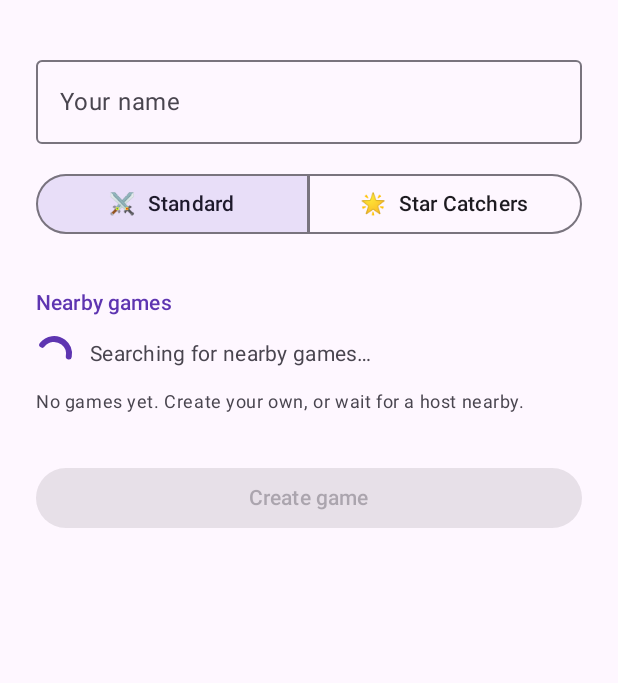
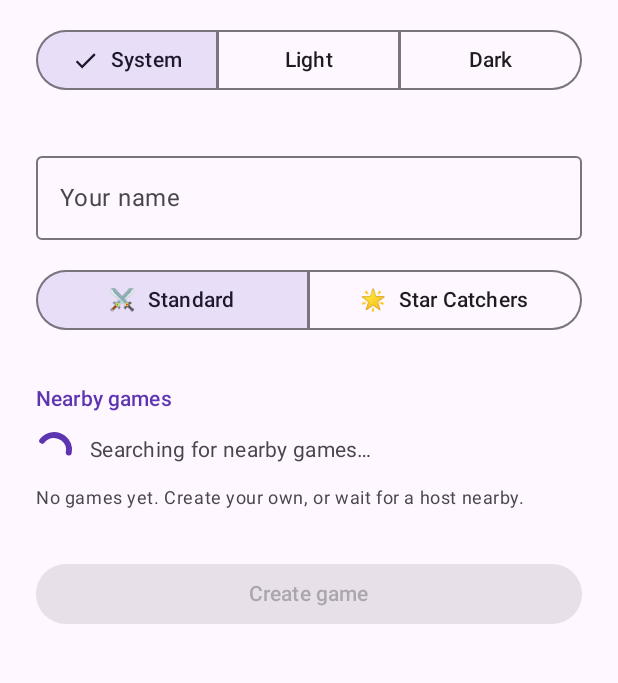
Before and after one commit to justb81/Compass-Duel, an Android app built with Jetpack Compose: the screen it shows after launch (MainActivity), on a phone screen of 412 x 824 dp, the part 96-779 px from its top. Run offline under Robolectric (Android 15) with nearby library versions, the phone set to English and light mode, and no system bars; our stand-ins replace Dagger/Hilt's generated code; libraries missing offline, so code that uses them is left out: com.google.android.gms; 2 statements that could not run were skipped.

Commit message:
feat: add selectable persisted theme and remember player name
Add a Jetpack DataStore preferences layer backing two settings:

- A user-selectable theme (System / Light / Dark, default System),
  exposed via SettingsViewModel and resolved into CompassDuelTheme at
  the app root. Selector lives on the home screen. Closes #37.
- The player name, restored on launch and re-persisted whenever the
  user hosts or joins.

https://claude.ai/code/session_01WMnZhvvxoCwquZcq8Joqp2

```diff
--- a/app/build.gradle.kts
+++ b/app/build.gradle.kts
@@ -64,6 +64,9 @@ dependencies {
     implementation(libs.navigation.compose)
     implementation(libs.hilt.navigation.compose)
 
+    // Persistence (theme preference + last-used player name)
+    implementation(libs.androidx.datastore.preferences)
+
     // Offline P2P transport (BLE + Wi-Fi)
     implementation(libs.play.services.nearby)
 
--- /dev/null
+++ b/app/src/main/java/com/justb81/compassduel/data/preferences/ThemePreference.kt
@@ -0,0 +1,24 @@
+package com.justb81.compassduel.data.preferences
+
+/**
+ * User-selectable app theme.
+ *
+ * [SYSTEM] follows the OS dark-mode setting (the historical default); [LIGHT]/[DARK] force a
+ * fixed scheme regardless of the system. Persisted by its stable [storageKey] — never persist the
+ * enum [ordinal], as reordering the constants would silently corrupt saved values.
+ */
+enum class ThemePreference(val storageKey: String) {
+    SYSTEM("system"),
+    LIGHT("light"),
+    DARK("dark"),
+    ;
+
+    companion object {
+        /** Falls back here for an absent, null, or unrecognised stored value. */
+        val DEFAULT = SYSTEM
+
+        /** Maps a persisted [storageKey] back to a constant, defaulting to [DEFAULT]. */
+        fun fromStorageKey(key: String?): ThemePreference =
+            entries.firstOrNull { it.storageKey == key } ?: DEFAULT
+    }
+}
--- /dev/null
+++ b/app/src/main/java/com/justb81/compassduel/data/preferences/UserPreferencesRepository.kt
@@ -0,0 +1,51 @@
+package com.justb81.compassduel.data.preferences
+
+import androidx.datastore.core.DataStore
+import androidx.datastore.preferences.core.Preferences
+import androidx.datastore.preferences.core.edit
+import androidx.datastore.preferences.core.emptyPreferences
+import androidx.datastore.preferences.core.stringPreferencesKey
+import kotlinx.coroutines.flow.Flow
+import kotlinx.coroutines.flow.catch
+import kotlinx.coroutines.flow.map
+import java.io.IOException
+import javax.inject.Inject
+import javax.inject.Singleton
+
+/**
+ * Persists user preferences (theme choice and last-used player name) via Jetpack DataStore.
+ *
+ * The single backing [DataStore] is supplied by Hilt so there is exactly one instance per process.
+ * Read flows swallow [IOException]s by emitting empty preferences, so a transient disk error
+ * surfaces as the default value rather than crashing collectors.
+ */
+@Singleton
+class UserPreferencesRepository @Inject constructor(
+    private val dataStore: DataStore<Preferences>,
+) {
+
+    /** The persisted theme choice, defaulting to [ThemePreference.DEFAULT]. */
+    val themePreference: Flow<ThemePreference> = dataStore.data
+        .catch { cause -> if (cause is IOException) emit(emptyPreferences()) else throw cause }
+        .map { prefs -> ThemePreference.fromStorageKey(prefs[Keys.THEME]) }
+
+    /** The last-used player name, defaulting to an empty string when none is stored. */
+    val playerName: Flow<String> = dataStore.data
+        .catch { cause -> if (cause is IOException) emit(emptyPreferences()) else throw cause }
+        .map { prefs -> prefs[Keys.PLAYER_NAME].orEmpty() }
+
+    /** Persists the selected [theme]. */
+    suspend fun setThemePreference(theme: ThemePreference) {
+        dataStore.edit { prefs -> prefs[Keys.THEME] = theme.storageKey }
+    }
+
+    /** Persists the last-used player [name]. */
+    suspend fun setPlayerName(name: String) {
+        dataStore.edit { prefs -> prefs[Keys.PLAYER_NAME] = name }
+    }
+
+    private object Keys {
+        val THEME = stringPreferencesKey("theme_preference")
+        val PLAYER_NAME = stringPreferencesKey("player_name")
+    }
+}
--- a/app/src/main/java/com/justb81/compassduel/di/AppModule.kt
+++ b/app/src/main/java/com/justb81/compassduel/di/AppModule.kt
@@ -4,6 +4,9 @@ import android.content.Context
 import android.hardware.SensorManager
 import android.os.Vibrator
 import android.os.VibratorManager
+import androidx.datastore.core.DataStore
+import androidx.datastore.preferences.core.Preferences
+import androidx.datastore.preferences.preferencesDataStore
 import com.google.android.gms.nearby.Nearby
 import com.google.android.gms.nearby.connection.ConnectionsClient
 import com.justb81.compassduel.game.engine.GameClock
@@ -42,6 +45,17 @@ annotation class ApplicationScope
 @Qualifier
 @Retention(AnnotationRetention.BINARY)
 annotation class GameLoopDispatcher
+
+/**
+ * Process-wide Preferences DataStore delegate.
+ *
+ * Declared exactly once at top level and only ever read off the application context (via the
+ * provider below) — two delegates, or reads off different contexts, would throw
+ * "There are multiple DataStores active for the same file".
+ */
+private val Context.userPreferencesDataStore: DataStore<Preferences> by preferencesDataStore(
+    name = "user_preferences",
+)
 
 /**
  * Hilt module that provides application-level singletons.
@@ -98,5 +112,11 @@ abstract class AppModule {
         @Singleton
         fun provideGameEngineFactory(): GameEngineFactory =
             GameEngineFactory { rules, clock, scope -> GameEngine(rules, clock, scope) }
+
+        @Provides
+        @Singleton
+        fun provideUserPreferencesDataStore(
+            @ApplicationContext context: Context,
+        ): DataStore<Preferences> = context.userPreferencesDataStore
     }
 }
--- a/app/src/main/java/com/justb81/compassduel/ui/MainActivity.kt
+++ b/app/src/main/java/com/justb81/compassduel/ui/MainActivity.kt
@@ -4,11 +4,17 @@ import android.os.Bundle
 import androidx.activity.ComponentActivity
 import androidx.activity.compose.setContent
 import androidx.activity.enableEdgeToEdge
+import androidx.compose.foundation.isSystemInDarkTheme
 import androidx.compose.foundation.layout.fillMaxSize
 import androidx.compose.material3.Surface
+import androidx.compose.runtime.getValue
 import androidx.compose.ui.Modifier
+import androidx.lifecycle.compose.collectAsStateWithLifecycle
+import androidx.lifecycle.viewmodel.compose.viewModel
 import androidx.navigation.compose.rememberNavController
+import com.justb81.compassduel.data.preferences.ThemePreference
 import com.justb81.compassduel.ui.navigation.CompassDuelNavGraph
+import com.justb81.compassduel.ui.settings.SettingsViewModel
 import com.justb81.compassduel.ui.theme.CompassDuelTheme
 import dagger.hilt.android.AndroidEntryPoint
 
@@ -20,7 +26,15 @@ class MainActivity : ComponentActivity() {
         super.onCreate(savedInstanceState)
         enableEdgeToEdge()
         setContent {
-            CompassDuelTheme {
+            val settingsViewModel: SettingsViewModel = viewModel()
+            val themePreference by settingsViewModel.themePreference.collectAsStateWithLifecycle()
+            // Resolve SYSTEM here: isSystemInDarkTheme() is @Composable and cannot live in the VM.
+            val useDarkTheme = when (themePreference) {
+                ThemePreference.SYSTEM -> isSystemInDarkTheme()
+                ThemePreference.LIGHT -> false
+                ThemePreference.DARK -> true
+            }
+            CompassDuelTheme(useDarkTheme = useDarkTheme) {
                 Surface(modifier = Modifier.fillMaxSize()) {
                     val navController = rememberNavController()
                     CompassDuelNavGraph(navController = navController)
--- a/app/src/main/java/com/justb81/compassduel/ui/screens/home/HomeScreen.kt
+++ b/app/src/main/java/com/justb81/compassduel/ui/screens/home/HomeScreen.kt
@@ -31,12 +31,15 @@ import androidx.compose.ui.res.stringResource
 import androidx.compose.ui.text.input.ImeAction
 import androidx.compose.ui.text.input.KeyboardCapitalization
 import androidx.compose.ui.unit.dp
+import androidx.annotation.StringRes
 import androidx.hilt.navigation.compose.hiltViewModel
 import androidx.lifecycle.compose.collectAsStateWithLifecycle
 import com.justb81.compassduel.R
+import com.justb81.compassduel.data.preferences.ThemePreference
 import com.justb81.compassduel.net.DiscoveredEndpoint
 import com.justb81.compassduel.net.protocol.GameMode
 import com.justb81.compassduel.ui.permissions.NearbyPermissionsGate
+import com.justb81.compassduel.ui.settings.SettingsViewModel
 
 private val SCREEN_PADDING_DP = 24.dp
 private val ITEM_SPACING_DP = 16.dp
@@ -59,14 +62,17 @@ private const val MODE_ICON_KIDS = "🌟"
  * @param onNavigateToLobby Called with `isHost = true` when the user creates a game,
  *   or `isHost = false` when the user joins one.
  * @param viewModel Injected [HomeViewModel].
+ * @param settingsViewModel Injected [SettingsViewModel] backing the theme selector.
  */
 @Composable
 fun HomeScreen(
     onNavigateToLobby: (isHost: Boolean) -> Unit,
     viewModel: HomeViewModel = hiltViewModel(),
+    settingsViewModel: SettingsViewModel = hiltViewModel(),
 ) {
     val uiState by viewModel.uiState.collectAsStateWithLifecycle()
     val discoveredEndpoints by viewModel.discoveredEndpoints.collectAsStateWithLifecycle()
+    val themePreference by settingsViewModel.themePreference.collectAsStateWithLifecycle()
 
     Column(
         modifier = Modifier
@@ -78,6 +84,13 @@ fun HomeScreen(
         Text(
             text = stringResource(R.string.app_name),
             style = MaterialTheme.typography.headlineLarge,
+        )
+        Spacer(modifier = Modifier.height(ITEM_SPACING_DP))
+
+        ThemeSelector(
+            selected = themePreference,
+            onSelected = settingsViewModel::onThemeSelected,
+            modifier = Modifier.fillMaxWidth(),
         )
         Spacer(modifier = Modifier.height(SECTION_SPACING_DP))
 
@@ -152,6 +165,34 @@ private fun ModeSelector(
     }
 }
 
+/** Three-way app theme picker (System / Light / Dark), persisted via [SettingsViewModel]. */
+@Composable
+private fun ThemeSelector(
+    selected: ThemePreference,
+    onSelected: (ThemePreference) -> Unit,
+    modifier: Modifier = Modifier,
+) {
+    val options = ThemePreference.entries
+    SingleChoiceSegmentedButtonRow(modifier = modifier) {
+        options.forEachIndexed { index, option ->
+            SegmentedButton(
+                selected = selected == option,
+                onClick = { onSelected(option) },
+                shape = SegmentedButtonDefaults.itemShape(index = index, count = options.size),
+            ) {
+                Text(text = stringResource(option.labelRes()))
+            }
+        }
+    }
+}
+
+@StringRes
+private fun ThemePreference.labelRes(): Int = when (this) {
+    ThemePreference.SYSTEM -> R.string.home_theme_system
+    ThemePreference.LIGHT -> R.string.home_theme_light
+    ThemePreference.DARK -> R.string.home_theme_dark
+}
+
 /**
  * Live list of nearby games discovered on launch. Shows a searching indicator until the
  * first host appears, then a Join row per host. Join is disabled while the name is blank.
--- a/app/src/main/java/com/justb81/compassduel/ui/screens/home/HomeViewModel.kt
+++ b/app/src/main/java/com/justb81/compassduel/ui/screens/home/HomeViewModel.kt
@@ -1,6 +1,8 @@
 package com.justb81.compassduel.ui.screens.home
 
 import androidx.lifecycle.ViewModel
+import androidx.lifecycle.viewModelScope
+import com.justb81.compassduel.data.preferences.UserPreferencesRepository
 import com.justb81.compassduel.net.DiscoveredEndpoint
 import com.justb81.compassduel.net.protocol.GameMode
 import com.justb81.compassduel.session.GameSession
@@ -8,7 +10,9 @@ import dagger.hilt.android.lifecycle.HiltViewModel
 import kotlinx.coroutines.flow.MutableStateFlow
 import kotlinx.coroutines.flow.StateFlow
 import kotlinx.coroutines.flow.asStateFlow
+import kotlinx.coroutines.flow.first
 import kotlinx.coroutines.flow.update
+import kotlinx.coroutines.launch
 import javax.inject.Inject
 
 /** UI state for the home screen. */
@@ -20,16 +24,26 @@ data class HomeUiState(
 /**
  * ViewModel for the home screen.
  *
- * Holds the player name (in-memory only in v1) and the selected game mode. The home screen
- * doubles as the discovery entry point: it browses for nearby hosts via [GameSession.startBrowsing]
- * and lets the user either join one of them or create (host) their own.
+ * Holds the player name and the selected game mode. The last-used name is restored from
+ * [UserPreferencesRepository] on init and re-persisted whenever the user hosts or joins. The home
+ * screen doubles as the discovery entry point: it browses for nearby hosts via
+ * [GameSession.startBrowsing] and lets the user either join one of them or create (host) their own.
  */
 @HiltViewModel
 class HomeViewModel @Inject constructor(
     private val session: GameSession,
+    private val prefs: UserPreferencesRepository,
 ) : ViewModel() {
 
     private val _uiState = MutableStateFlow(HomeUiState())
+
+    init {
+        viewModelScope.launch {
+            val saved = prefs.playerName.first()
+            // Don't clobber a name the user typed before this async read returned.
+            _uiState.update { if (it.playerName.isEmpty()) it.copy(playerName = saved) else it }
+        }
+    }
 
     /** Observable UI state consumed by [HomeScreen]. */
     val uiState: StateFlow<HomeUiState> = _uiState.asStateFlow()
@@ -61,6 +75,7 @@ class HomeViewModel @Inject constructor(
     fun hostGame(): Boolean {
         val name = _uiState.value.playerName.trim()
         if (name.isBlank()) return false
+        viewModelScope.launch { prefs.setPlayerName(name) }
         session.hostLobby(playerName = name, mode = _uiState.value.selectedMode)
         return true
     }
@@ -73,6 +88,7 @@ class HomeViewModel @Inject constructor(
     fun joinGame(endpointId: String): Boolean {
         val name = _uiState.value.playerName.trim()
         if (name.isBlank()) return false
+        viewModelScope.launch { prefs.setPlayerName(name) }
         session.joinLobby(playerName = name, endpointId = endpointId)
         return true
     }
--- /dev/null
+++ b/app/src/main/java/com/justb81/compassduel/ui/settings/SettingsViewModel.kt
@@ -0,0 +1,41 @@
+package com.justb81.compassduel.ui.settings
+
+import androidx.lifecycle.ViewModel
+import androidx.lifecycle.viewModelScope
+import com.justb81.compassduel.data.preferences.ThemePreference
+import com.justb81.compassduel.data.preferences.UserPreferencesRepository
+import dagger.hilt.android.lifecycle.HiltViewModel
+import kotlinx.coroutines.flow.SharingStarted
+import kotlinx.coroutines.flow.StateFlow
+import kotlinx.coroutines.flow.stateIn
+import kotlinx.coroutines.launch
+import javax.inject.Inject
+
+/**
+ * Exposes the persisted app-wide [ThemePreference] and lets the user change it.
+ *
+ * Backed by the singleton [UserPreferencesRepository], so every consumer (the app root that drives
+ * [com.justb81.compassduel.ui.theme.CompassDuelTheme] and the home-screen picker) observes the same
+ * value without needing to share a single ViewModel instance.
+ */
+@HiltViewModel
+class SettingsViewModel @Inject constructor(
+    private val prefs: UserPreferencesRepository,
+) : ViewModel() {
+
+    /** The current theme choice, defaulting to [ThemePreference.DEFAULT] until DataStore loads. */
+    val themePreference: StateFlow<ThemePreference> = prefs.themePreference.stateIn(
+        scope = viewModelScope,
+        started = SharingStarted.WhileSubscribed(STOP_TIMEOUT_MS),
+        initialValue = ThemePreference.DEFAULT,
+    )
+
+    /** Persists the user's theme selection. */
+    fun onThemeSelected(theme: ThemePreference) {
+        viewModelScope.launch { prefs.setThemePreference(theme) }
+    }
+
+    private companion object {
+        const val STOP_TIMEOUT_MS = 5_000L
+    }
+}
--- a/app/src/main/res/values/strings.xml
+++ b/app/src/main/res/values/strings.xml
@@ -17,6 +17,9 @@
     <string name="home_searching">Searching for nearby games…</string>
     <string name="home_no_games_found">No games yet. Create your own, or wait for a host nearby.</string>
     <string name="home_join_button">Join</string>
+    <string name="home_theme_system">System</string>
+    <string name="home_theme_light">Light</string>
+    <string name="home_theme_dark">Dark</string>
 
     <!-- Crash report dialog (shown on next launch after an uncaught exception) -->
     <string name="crash_dialog_title">The app closed unexpectedly</string>
--- a/gradle/libs.versions.toml
+++ b/gradle/libs.versions.toml
@@ -16,6 +16,7 @@ lifecycle = "2.10.0"
 coroutines = "1.11.0"
 serialization = "1.11.0"
 navigation = "2.9.8"
+datastore = "1.1.7"
 playServicesNearby = "19.3.0"
 junit5 = "6.1.0"
 mockk = "1.14.11"
@@ -44,6 +45,9 @@ compose-ui-tooling = { group = "androidx.compose.ui", name = "ui-tooling" }
 
 # Navigation
 navigation-compose = { group = "androidx.navigation", name = "navigation-compose", version.ref = "navigation" }
+
+# Persistence (theme preference + last-used player name)
+androidx-datastore-preferences = { group = "androidx.datastore", name = "datastore-preferences", version.ref = "datastore" }
 
 # Hilt DI
 hilt-android = { group = "com.google.dagger", name = "hilt-android", version.ref = "hilt" }
```
Also changed, not shown: 4 other files.
